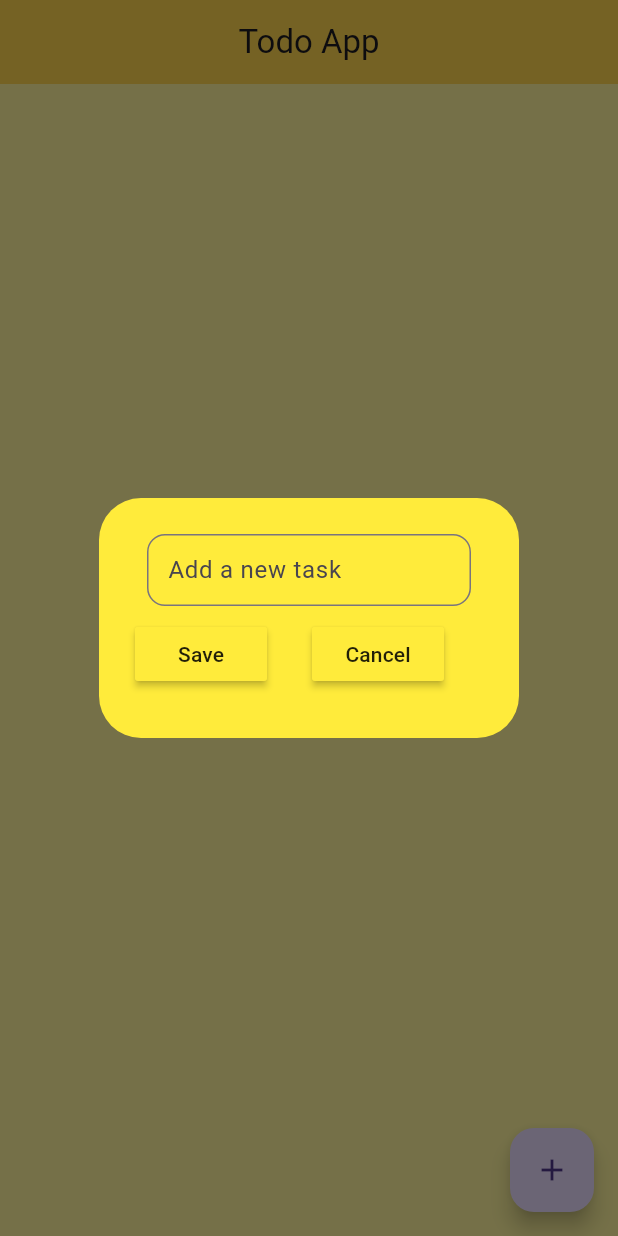
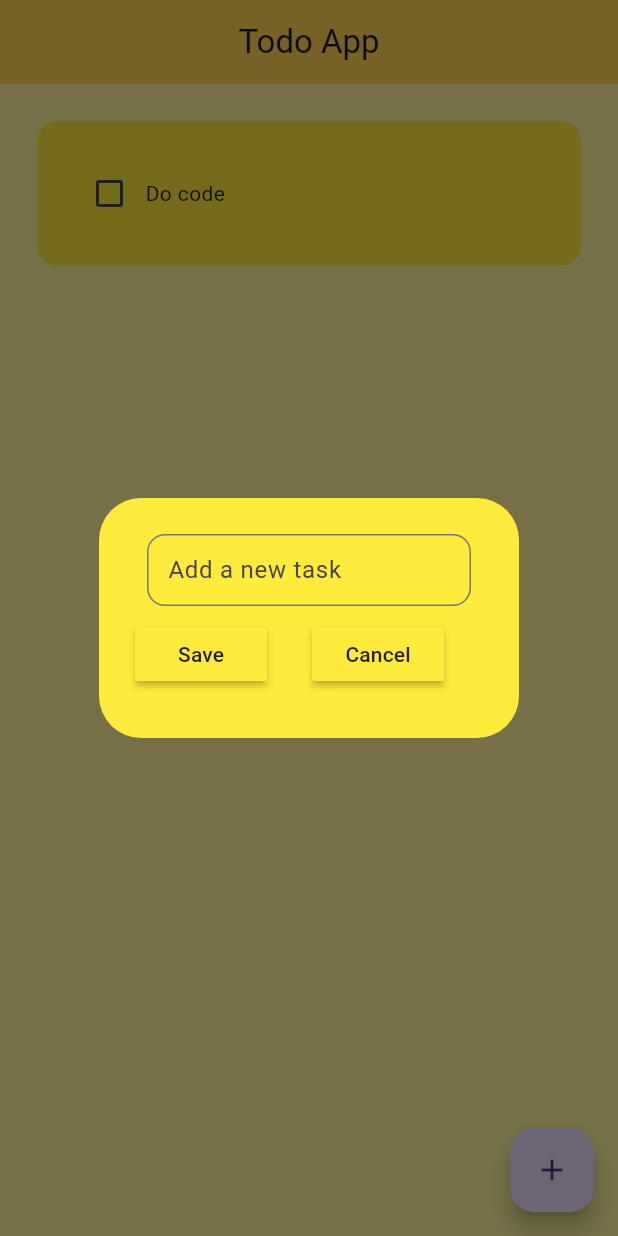
Before and after one commit to SatyamIT86/To-Do-App, a Flutter app: the screen it shows after launch, after a tap on the "add" icon, on a phone screen of 412 x 824 dp. Run offline on Flutter 3.47's test engine with Material 3 defaults, Android fonts, the phone set to English and light mode, and no system bars; drawn by our look-alikes of flutter_slidable; our stand-ins replace hive, hive_flutter; accounts and stored records are empty.

Commit message:
Adding hive database

```diff
--- a/lib/Pages/homepage.dart
+++ b/lib/Pages/homepage.dart
@@ -12,8 +12,19 @@ class Homepage extends StatefulWidget {
 }
 
 class _HomepageState extends State<Homepage> {
-  final _myBox = Hive.openBox("myBox");
+  final _myBox = Hive.box("myBox");
   ToDoDatabase db = ToDoDatabase();
+  @override
+  void initState() {
+    // TODO: implement initState
+    if (_myBox.get("TODOLIST") == null) {
+      db.createInitialData();
+    } else {
+      db.loaddata();
+    }
+    super.initState();
+  }
+
   final _controller = TextEditingController();
 
   void chechboxchanged(bool? value, int index) {
--- a/lib/database/database.dart
+++ b/lib/database/database.dart
@@ -13,5 +13,7 @@ class ToDoDatabase {
     toDoList = _myBox.get("TODOLIST");
   }
 
-  void updatedata() {}
+  void updatedata() {
+    _myBox.put("TODOLIST", toDoList);
+  }
 }
```
